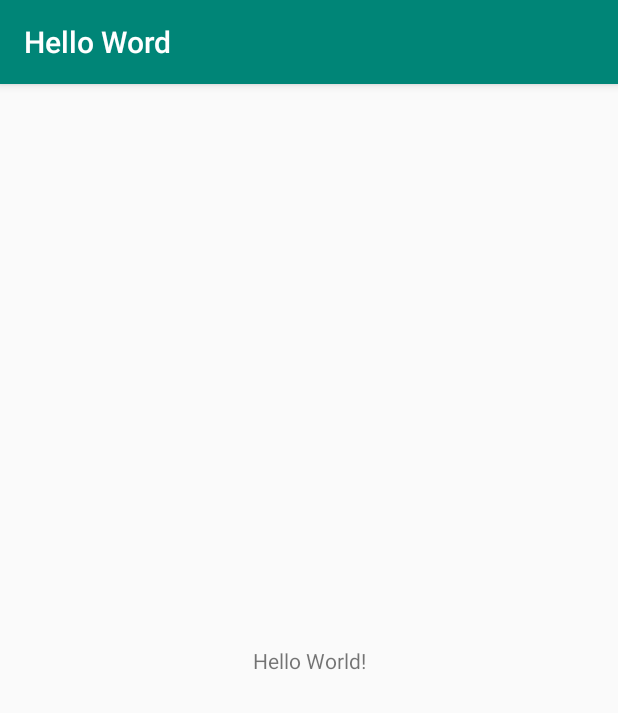
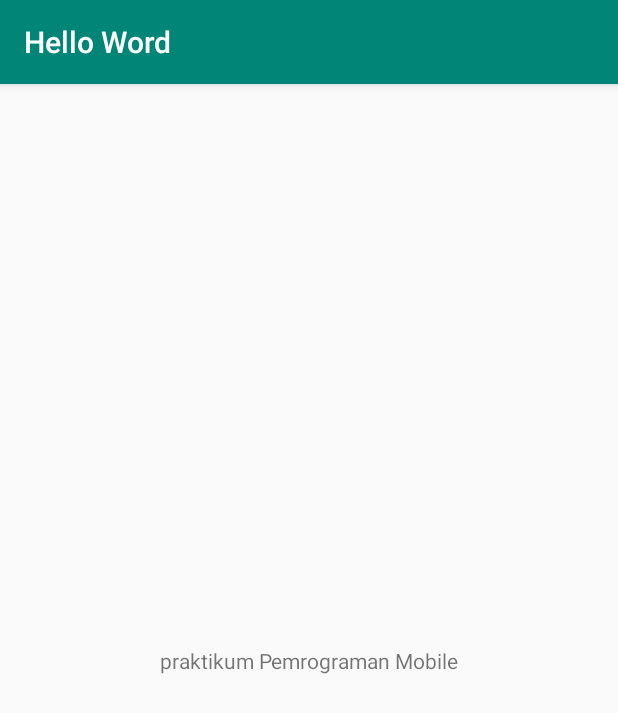
Before and after one commit to erikasari/HelloWord, an Android app: the screen it shows after launch (MainActivity), on a phone screen of 412 x 824 dp. Shown: the top 713 px of the screen. Run offline under Robolectric (Android 15) with nearby library versions, the phone set to English and light mode, and no system bars.

Commit message:
Update Pemrograman Mobile

```diff
--- a/app/src/main/res/layout/activity_main.xml
+++ b/app/src/main/res/layout/activity_main.xml
@@ -9,7 +9,7 @@
     <TextView
         android:layout_width="wrap_content"
         android:layout_height="wrap_content"
-        android:text="Hello World!"
+        android:text="praktikum Pemrograman Mobile"
         app:layout_constraintBottom_toBottomOf="parent"
         app:layout_constraintLeft_toLeftOf="parent"
         app:layout_constraintRight_toRightOf="parent"
```
